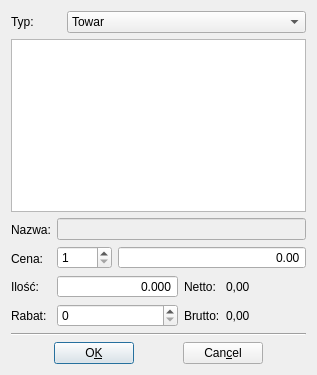
First picture: the form in TowaryLista.ui, repository juliagoda/qfaktury, before the edit.
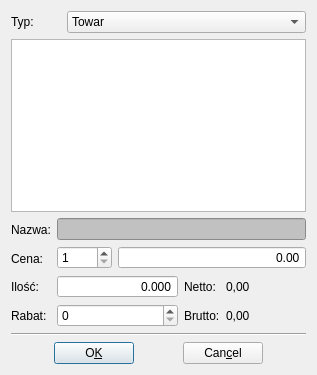
Second picture: the form after the edit.

```diff
--- a/TowaryLista.ui
+++ b/TowaryLista.ui
@@ -101,7 +101,10 @@
        <item>
         <widget class="QLineEdit" name="nameEdit" >
          <property name="enabled" >
-          <bool>false</bool>
+          <bool>true</bool>
+         </property>
+         <property name="styleSheet" >
+          <string notr="true" >background: rgb(193, 193, 193)</string>
          </property>
          <property name="readOnly" >
           <bool>true</bool>
```
